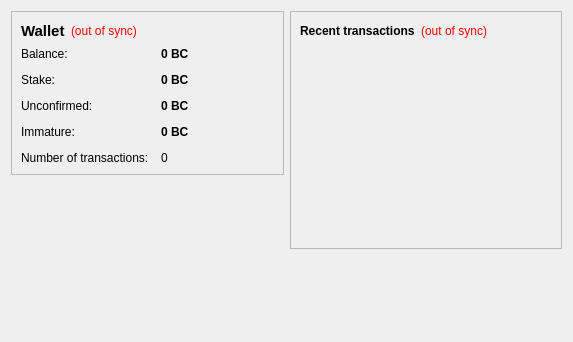
This is src/qt/forms/overviewpage.ui in Qcoin/qcoin as Qt 5 draws it before an edit. The edited form follows.
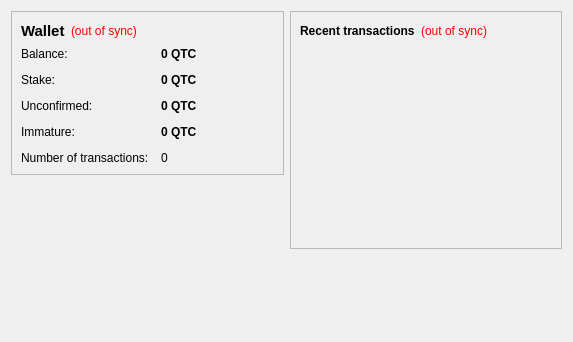
This is the edited form.

Diff of the .ui file:
```diff
--- a/src/qt/forms/overviewpage.ui
+++ b/src/qt/forms/overviewpage.ui
@@ -105,7 +105,7 @@
              <string>Your current balance</string>
             </property>
             <property name="text">
-             <string notr="true">0 BC</string>
+             <string notr="true">0 QTC</string>
             </property>
             <property name="textInteractionFlags">
              <set>Qt::LinksAccessibleByMouse|Qt::TextSelectableByKeyboard|Qt::TextSelectableByMouse</set>
@@ -134,7 +134,7 @@
              <string>Total of coins that was staked, and do not yet count toward the current balance</string>
             </property>
             <property name="text">
-             <string notr="true">0 BC</string>
+             <string notr="true">0 QTC</string>
             </property>
             <property name="textInteractionFlags">
              <set>Qt::LinksAccessibleByMouse|Qt::TextSelectableByKeyboard|Qt::TextSelectableByMouse</set>
@@ -163,7 +163,7 @@
              <string>Total of transactions that have yet to be confirmed, and do not yet count toward the current balance</string>
             </property>
             <property name="text">
-             <string notr="true">0 BC</string>
+             <string notr="true">0 QTC</string>
             </property>
             <property name="textInteractionFlags">
              <set>Qt::LinksAccessibleByMouse|Qt::TextSelectableByKeyboard|Qt::TextSelectableByMouse</set>
@@ -189,7 +189,7 @@
              <string>Mined balance that has not yet matured</string>
             </property>
             <property name="text">
-             <string notr="true">0 BC</string>
+             <string notr="true">0 QTC</string>
             </property>
             <property name="textInteractionFlags">
              <set>Qt::LinksAccessibleByMouse|Qt::TextSelectableByKeyboard|Qt::TextSelectableByMouse</set>
```
Left out of the diff: 4 changed lines with no effect on the pictures.
